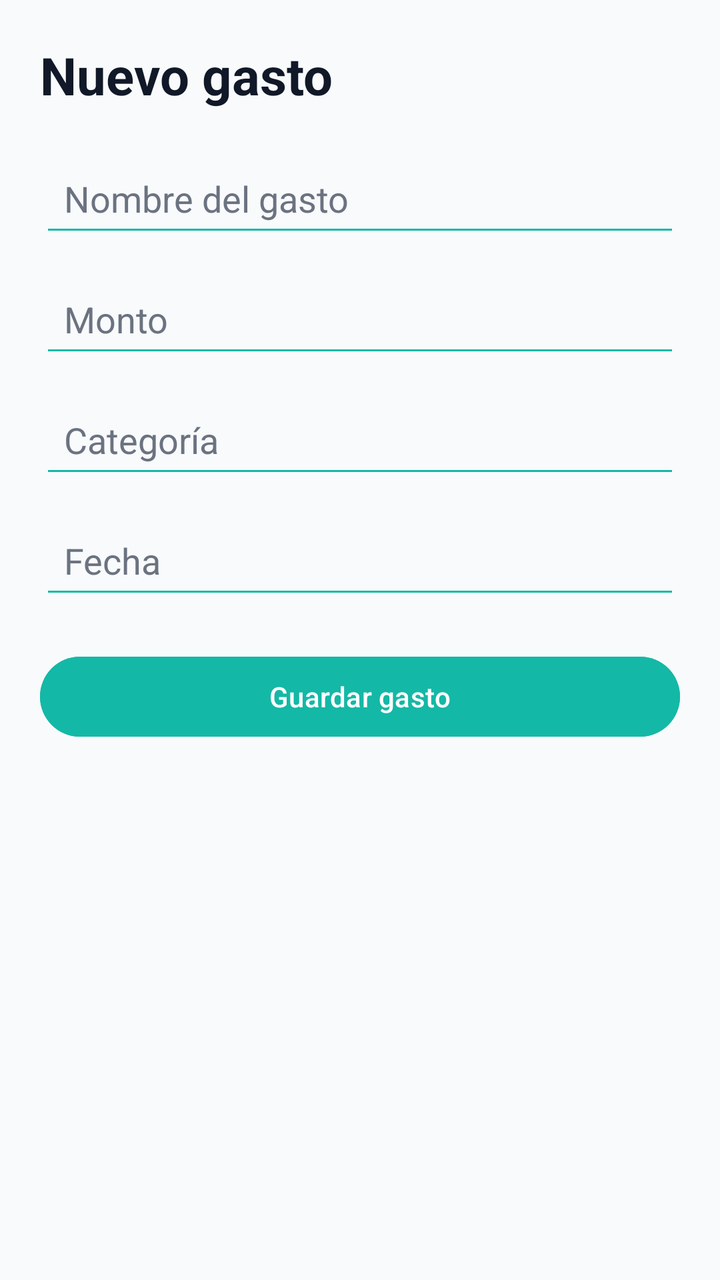
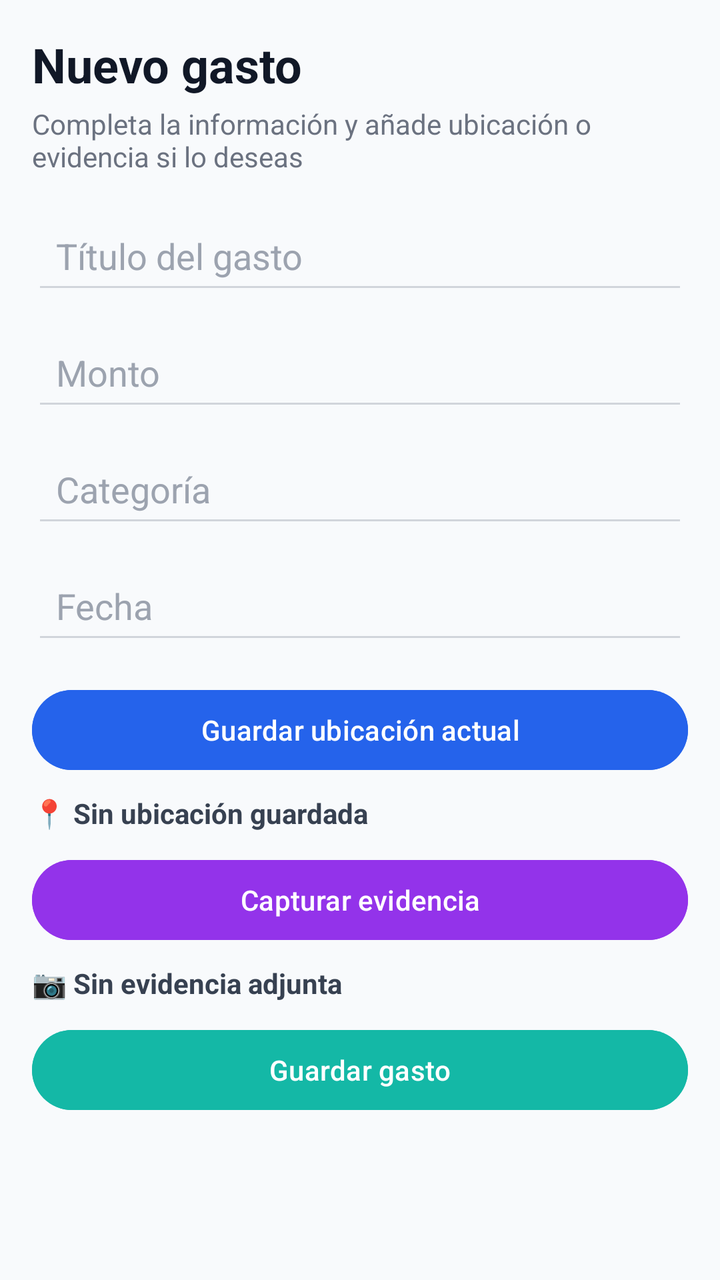

Compare the two renders of this Android layout. The source of the first and the diff that turns it into the second are given below.
<!-- AndroidManifest.xml: application theme Theme.ControlGastos -->
<!-- res/layout/activity_add_expense.xml -->
<?xml version="1.0" encoding="utf-8"?>
<ScrollView xmlns:android="http://schemas.android.com/apk/res/android"
    android:layout_width="match_parent"
    android:layout_height="match_parent"
    android:background="#F8FAFC"
    android:padding="20dp">

    <LinearLayout
        android:layout_width="match_parent"
        android:layout_height="wrap_content"
        android:orientation="vertical">

        <TextView
            android:layout_width="wrap_content"
            android:layout_height="wrap_content"
            android:text="Nuevo gasto"
            android:textColor="#111827"
            android:textSize="26sp"
            android:textStyle="bold"
            android:layout_marginBottom="20dp" />

        <EditText
            android:id="@+id/etTitle"
            android:layout_width="match_parent"
            android:layout_height="wrap_content"
            android:layout_marginBottom="12dp"
            android:backgroundTint="#14B8A6"
            android:hint="Nombre del gasto"
            android:padding="12dp"
            android:textColor="#111827"
            android:textColorHint="#6B7280" />

        <EditText
            android:id="@+id/etAmount"
            android:layout_width="match_parent"
            android:layout_height="wrap_content"
            android:layout_marginBottom="12dp"
            android:backgroundTint="#14B8A6"
            android:hint="Monto"
            android:inputType="numberDecimal"
            android:padding="12dp"
            android:textColor="#111827"
            android:textColorHint="#6B7280" />

        <EditText
            android:id="@+id/etCategory"
            android:layout_width="match_parent"
            android:layout_height="wrap_content"
            android:layout_marginBottom="12dp"
            android:backgroundTint="#14B8A6"
            android:hint="Categoría"
            android:padding="12dp"
            android:textColor="#111827"
            android:textColorHint="#6B7280" />

        <EditText
            android:id="@+id/etDate"
            android:layout_width="match_parent"
            android:layout_height="wrap_content"
            android:layout_marginBottom="20dp"
            android:backgroundTint="#14B8A6"
            android:clickable="true"
            android:focusable="false"
            android:hint="Fecha"
            android:padding="12dp"
            android:textColor="#111827"
            android:textColorHint="#6B7280" />

        <Button
            android:id="@+id/btnSaveExpense"
            android:layout_width="match_parent"
            android:layout_height="wrap_content"
            android:backgroundTint="#14B8A6"
            android:text="Guardar gasto"
            android:textAllCaps="false"
            android:textColor="#FFFFFF" />

    </LinearLayout>

</ScrollView>
<!-- resources referenced by this layout -->
<resources>
  <style name="Theme.ControlGastos" parent="Base.Theme.ControlGastos" />
  <style name="Base.Theme.ControlGastos" parent="Theme.Material3.DayNight.NoActionBar">
          
          
      </style>
</resources>

<!-- the commit's change to res/layout/activity_add_expense.xml (unified diff, before → after) -->
@@ -2,69 +2,137 @@
 <ScrollView xmlns:android="http://schemas.android.com/apk/res/android"
     android:layout_width="match_parent"
     android:layout_height="match_parent"
-    android:background="#F8FAFC"
-    android:padding="20dp">
+    android:background="#F8FAFC">
 
     <LinearLayout
         android:layout_width="match_parent"
         android:layout_height="wrap_content"
-        android:orientation="vertical">
+        android:orientation="vertical"
+        android:padding="16dp">
 
         <TextView
+            android:id="@+id/tvFormTitle"
             android:layout_width="wrap_content"
             android:layout_height="wrap_content"
             android:text="Nuevo gasto"
             android:textColor="#111827"
-            android:textSize="26sp"
-            android:textStyle="bold"
-            android:layout_marginBottom="20dp" />
+            android:textSize="24sp"
+            android:textStyle="bold" />
+
+        <TextView
+            android:id="@+id/tvFormSubtitle"
+            android:layout_width="wrap_content"
+            android:layout_height="wrap_content"
+            android:layout_marginTop="4dp"
+            android:layout_marginBottom="16dp"
+            android:text="Completa la información y añade ubicación o evidencia si lo deseas"
+            android:textColor="#6B7280"
+            android:textSize="14sp" />
 
         <EditText
             android:id="@+id/etTitle"
             android:layout_width="match_parent"
             android:layout_height="wrap_content"
-            android:layout_marginBottom="12dp"
-            android:backgroundTint="#14B8A6"
-            android:hint="Nombre del gasto"
+            android:layout_marginBottom="10dp"
+            android:backgroundTint="#D1D5DB"
+            android:hint="Título del gasto"
             android:padding="12dp"
             android:textColor="#111827"
-            android:textColorHint="#6B7280" />
+            android:textColorHint="#9CA3AF" />
 
         <EditText
             android:id="@+id/etAmount"
             android:layout_width="match_parent"
             android:layout_height="wrap_content"
-            android:layout_marginBottom="12dp"
-            android:backgroundTint="#14B8A6"
+            android:layout_marginBottom="10dp"
+            android:backgroundTint="#D1D5DB"
             android:hint="Monto"
             android:inputType="numberDecimal"
             android:padding="12dp"
             android:textColor="#111827"
-            android:textColorHint="#6B7280" />
+            android:textColorHint="#9CA3AF" />
 
         <EditText
             android:id="@+id/etCategory"
             android:layout_width="match_parent"
             android:layout_height="wrap_content"
-            android:layout_marginBottom="12dp"
-            android:backgroundTint="#14B8A6"
+            android:layout_marginBottom="10dp"
+            android:backgroundTint="#D1D5DB"
             android:hint="Categoría"
             android:padding="12dp"
             android:textColor="#111827"
-            android:textColorHint="#6B7280" />
+            android:textColorHint="#9CA3AF" />
 
         <EditText
             android:id="@+id/etDate"
             android:layout_width="match_parent"
             android:layout_height="wrap_content"
-            android:layout_marginBottom="20dp"
-            android:backgroundTint="#14B8A6"
-            android:clickable="true"
+            android:layout_marginBottom="14dp"
+            android:backgroundTint="#D1D5DB"
             android:focusable="false"
             android:hint="Fecha"
             android:padding="12dp"
             android:textColor="#111827"
-            android:textColorHint="#6B7280" />
+            android:textColorHint="#9CA3AF" />
+
+        <Button
+            android:id="@+id/btnUbicacion"
+            android:layout_width="match_parent"
+            android:layout_height="wrap_content"
+            android:backgroundTint="#2563EB"
+            android:text="Guardar ubicación actual"
+            android:textAllCaps="false"
+            android:textColor="#FFFFFF" />
+
+        <TextView
+            android:id="@+id/tvUbicacionEstado"
+            android:layout_width="match_parent"
+            android:layout_height="wrap_content"
+            android:layout_marginTop="8dp"
+            android:layout_marginBottom="10dp"
+            android:text="📍 Sin ubicación guardada"
+            android:textColor="#374151"
+            android:textStyle="bold" />
+
+        <Button
+            android:id="@+id/btnVerMapa"
+            android:layout_width="match_parent"
+            android:layout_height="wrap_content"
+            android:layout_marginBottom="14dp"
+            android:backgroundTint="#14B8A6"
+            android:text="Ver ubicación en mapa"
+            android:textAllCaps="false"
+            android:textColor="#FFFFFF"
+            android:visibility="gone" />
+
+        <Button
+            android:id="@+id/btnCapturarEvidencia"
+            android:layout_width="match_parent"
+            android:layout_height="wrap_content"
+            android:backgroundTint="#9333EA"
+            android:text="Capturar evidencia"
+            android:textAllCaps="false"
+            android:textColor="#FFFFFF" />
+
+        <TextView
+            android:id="@+id/tvEvidenciaEstado"
+            android:layout_width="match_parent"
+            android:layout_height="wrap_content"
+            android:layout_marginTop="8dp"
+            android:layout_marginBottom="10dp"
+            android:text="📷 Sin evidencia adjunta"
+            android:textColor="#374151"
+            android:textStyle="bold" />
+
+        <ImageView
+            android:id="@+id/ivEvidencia"
+            android:layout_width="match_parent"
+            android:layout_height="220dp"
+            android:layout_marginBottom="14dp"
+            android:adjustViewBounds="true"
+            android:background="#E5E7EB"
+            android:scaleType="centerCrop"
+            android:visibility="gone" />
 
         <Button
             android:id="@+id/btnSaveExpense"
@@ -76,5 +144,4 @@
             android:textColor="#FFFFFF" />
 
     </LinearLayout>
-
 </ScrollView>
